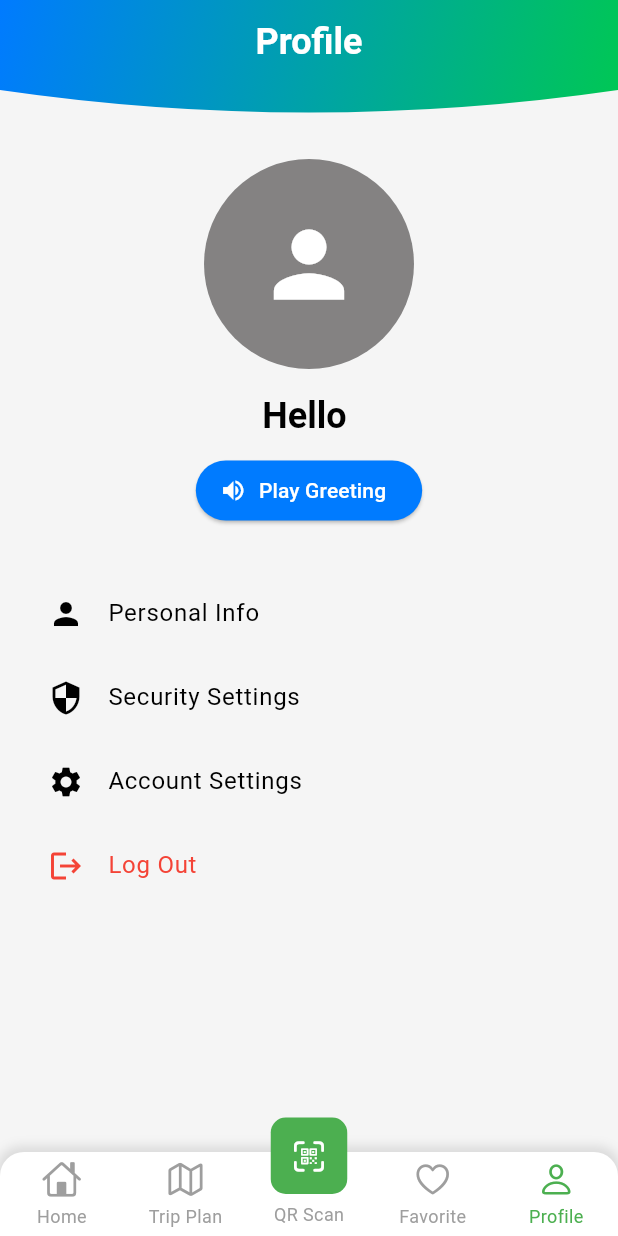
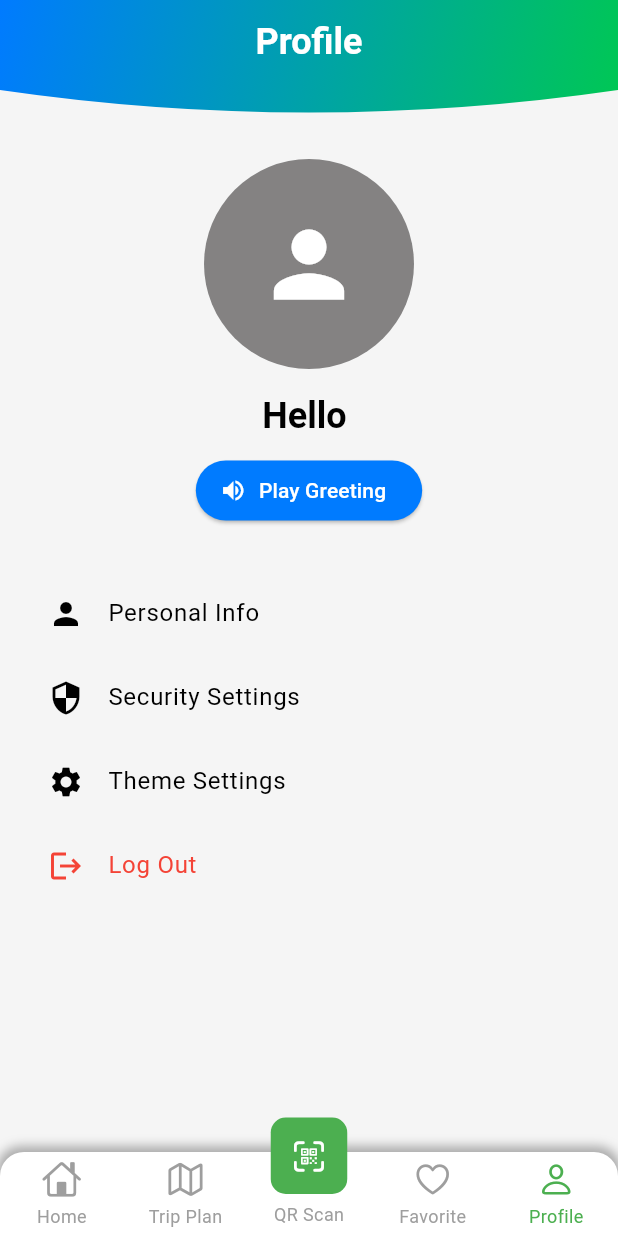
Before and after one commit to Reeyyyh/Assesment-1-mobile, a Flutter app: the MainPage widget shown alone on an empty page, opened directly, item 5 of the bottom bar chosen, on a phone screen of 412 x 824 dp. Run offline on Flutter 3.47's test engine with Material 3 defaults, Android fonts, the phone set to English and light mode, and no system bars; drawn by our look-alikes of persistent_bottom_nav_bar; our stand-ins replace cloud_firestore, firebase_auth, firebase_core, firebase_messaging, flutter_tts, geocoding and 6 more; missing offline and left inert: qr_code_scanner_plus; accounts and stored records are empty; network calls fail.

Commit message:
update theme app

```diff
--- a/lib/app/data/services/app_theme_controller.dart
+++ b/lib/app/data/themes/app_theme_controller.dart
@@ -1,14 +1,14 @@
 import 'package:get/get.dart';
 import 'package:get_storage/get_storage.dart';
 import 'package:flutter/material.dart';
-import 'package:hotel_app/app/data/models/app_theme.dart';
+import 'package:hotel_app/app/data/themes/app_theme.dart';
 
 class ThemeController extends GetxController {
   final GetStorage _storage = GetStorage();
   RxBool isDarkTheme = false.obs;
 
   ThemeController() {
-    // Ambil preferensi tema yang disimpan di GetStorage
+    // preferensi tema yang disimpan di GetStorage
     isDarkTheme.value = _storage.read('isDarkTheme') ?? false;
   }
 
--- a/lib/app/modules/4_profile/views/profile_view.dart
+++ b/lib/app/modules/4_profile/views/profile_view.dart
@@ -147,7 +147,7 @@ class ProfileView extends StatelessWidget {
               ),
               ListTile(
                 leading: const Icon(Icons.settings),
-                title: const Text('Account Settings'),
+                title: const Text('Theme Settings'),
                 onTap: () {
                   Get.to(() => const ThemeSettingsView());
                 },
--- a/lib/app/modules/4_profile/views/theme_setting_view.dart
+++ b/lib/app/modules/4_profile/views/theme_setting_view.dart
@@ -1,6 +1,6 @@
 import 'package:flutter/material.dart';
 import 'package:get/get.dart';
-import 'package:hotel_app/app/data/services/app_theme_controller.dart';
+import 'package:hotel_app/app/data/themes/app_theme_controller.dart';
 
 class ThemeSettingsView extends StatelessWidget {
   const ThemeSettingsView({super.key});
--- a/lib/app/modules/home/views/main_view.dart
+++ b/lib/app/modules/home/views/main_view.dart
@@ -1,7 +1,7 @@
 import 'package:flutter/cupertino.dart';
 import 'package:flutter/material.dart';
 import 'package:get/get.dart';
-import 'package:hotel_app/app/data/services/app_theme_controller.dart';
+import 'package:hotel_app/app/data/themes/app_theme_controller.dart';
 import 'package:hotel_app/app/modules/1_home/views/home_view.dart';
 import 'package:hotel_app/app/modules/2_tripplan/views/tripplan_view.dart';
 import 'package:hotel_app/app/modules/3_favorite/views/favorite_view.dart';
@@ -73,8 +73,8 @@ class MainPage extends StatelessWidget {
     final MainController controller = Get.put(MainController());
 
     Color shadowColor = themeController.isDarkTheme.value
-        ? const Color.fromARGB(255, 199, 191, 191).withOpacity(0.3)  // Warna shadow untuk tema gelap
-        : Colors.grey.withOpacity(0.3);  // Warna shadow untuk tema terang
+        ? const Color.fromARGB(255, 255, 255, 255).withOpacity(0.3) // dark theme
+        : const Color.fromARGB(255, 0, 0, 0).withOpacity(0.3);  // light theme
 
     return Obx(() {
       return PersistentTabView(
--- a/lib/main.dart
+++ b/lib/main.dart
@@ -2,7 +2,7 @@ import 'package:flutter/material.dart';
 import 'package:firebase_core/firebase_core.dart';
 import 'package:get/get.dart';
 import 'package:get_storage/get_storage.dart';
-import 'package:hotel_app/app/data/services/app_theme_controller.dart';
+import 'package:hotel_app/app/data/themes/app_theme_controller.dart';
 import 'package:hotel_app/app/modules/Aunt/views/login_view.dart';
 
 void main() async {
```
Also changed, not shown: lib/app/data/themes/app_theme.dart (renamed from lib/app/data/models/app_theme.dart).
